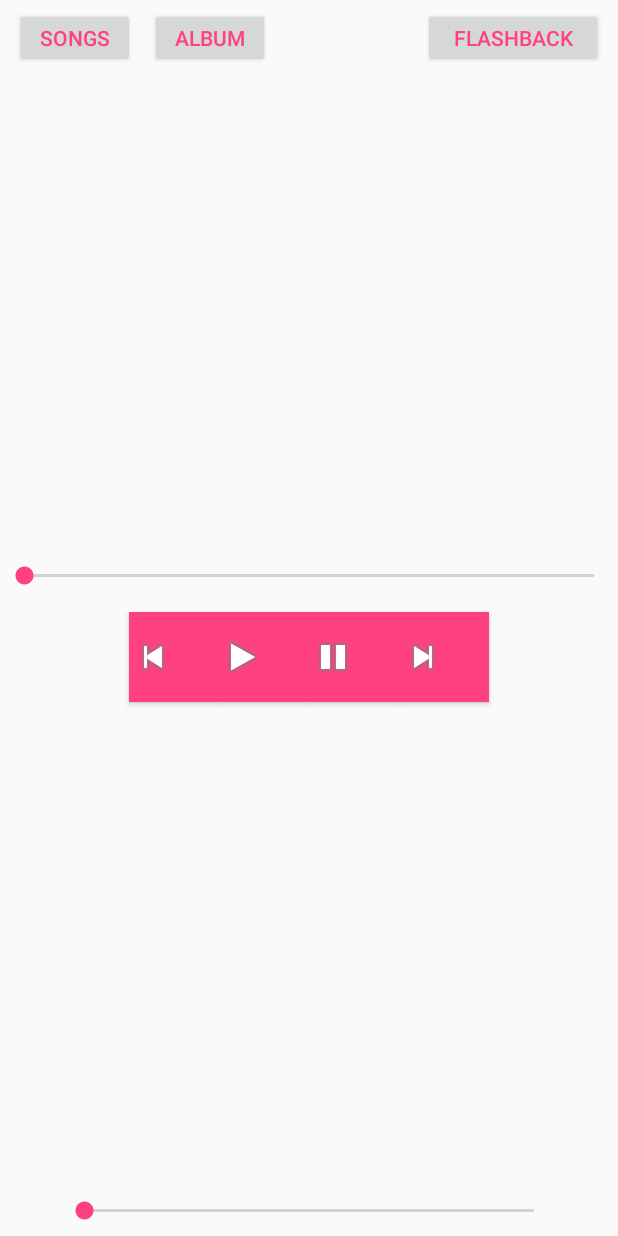
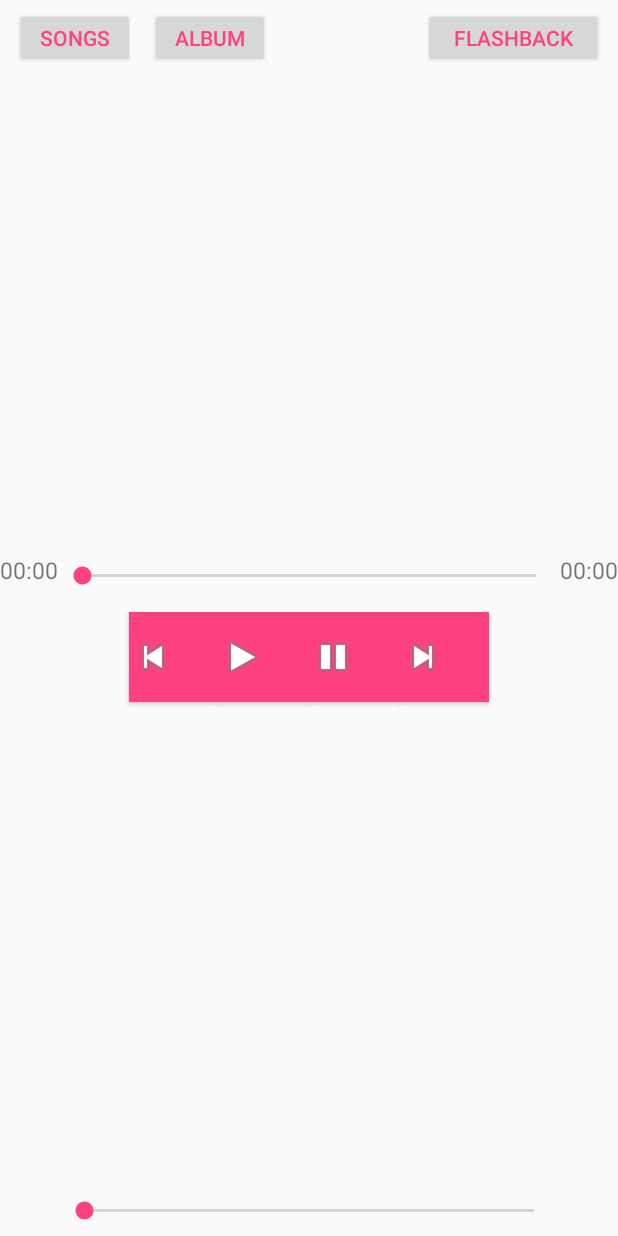
Before and after one commit to ZhuoChen162/Medie-Music-Player, an Android app: the layout activity_main.xml on its own in the app's theme, with its tools: preview values and no code run, on a phone screen of 412 x 824 dp. Run offline under Robolectric (Android 15) with nearby library versions, the phone set to English and light mode, and no system bars.

Commit message:
Added cur progress time and time left

```diff
--- a/app/src/main/res/layout/activity_main.xml
+++ b/app/src/main/res/layout/activity_main.xml
@@ -47,11 +47,36 @@
         app:layout_constraintRight_toRightOf="parent"
         app:layout_constraintTop_toBottomOf="@+id/buttonAlbum" />
 
+    <TextView
+        android:id="@+id/cur_progress_time"
+        android:layout_width="wrap_content"
+        android:layout_height="wrap_content"
+        android:layout_marginTop="20dp"
+        android:text="00:00"
+        android:textSize="7pt"
+        app:layout_constraintHorizontal_chainStyle="spread"
+        app:layout_constraintLeft_toLeftOf="parent"
+        app:layout_constraintRight_toLeftOf="@+id/player_seekbar"
+        app:layout_constraintTop_toBottomOf="@+id/songDisplay" />
+
     <SeekBar
         android:id="@+id/player_seekbar"
-        android:layout_width="match_parent"
+        android:layout_width="0dp"
         android:layout_height="wrap_content"
         android:layout_marginTop="25dp"
+        app:layout_constraintLeft_toRightOf="@id/cur_progress_time"
+        app:layout_constraintRight_toLeftOf="@+id/cur_left_time"
+        app:layout_constraintTop_toBottomOf="@+id/songDisplay" />
+
+    <TextView
+        android:id="@+id/cur_left_time"
+        android:layout_width="wrap_content"
+        android:layout_height="wrap_content"
+        android:layout_marginTop="20dp"
+        android:text="00:00"
+        android:textSize="7pt"
+        app:layout_constraintLeft_toRightOf="@+id/player_seekbar"
+        app:layout_constraintRight_toRightOf="parent"
         app:layout_constraintTop_toBottomOf="@+id/songDisplay" />
 
     <Button
```
Also changed, not shown: app/src/main/java/com/example/liam/flashbackplayer/MainActivity.java (+44 -15 lines).
